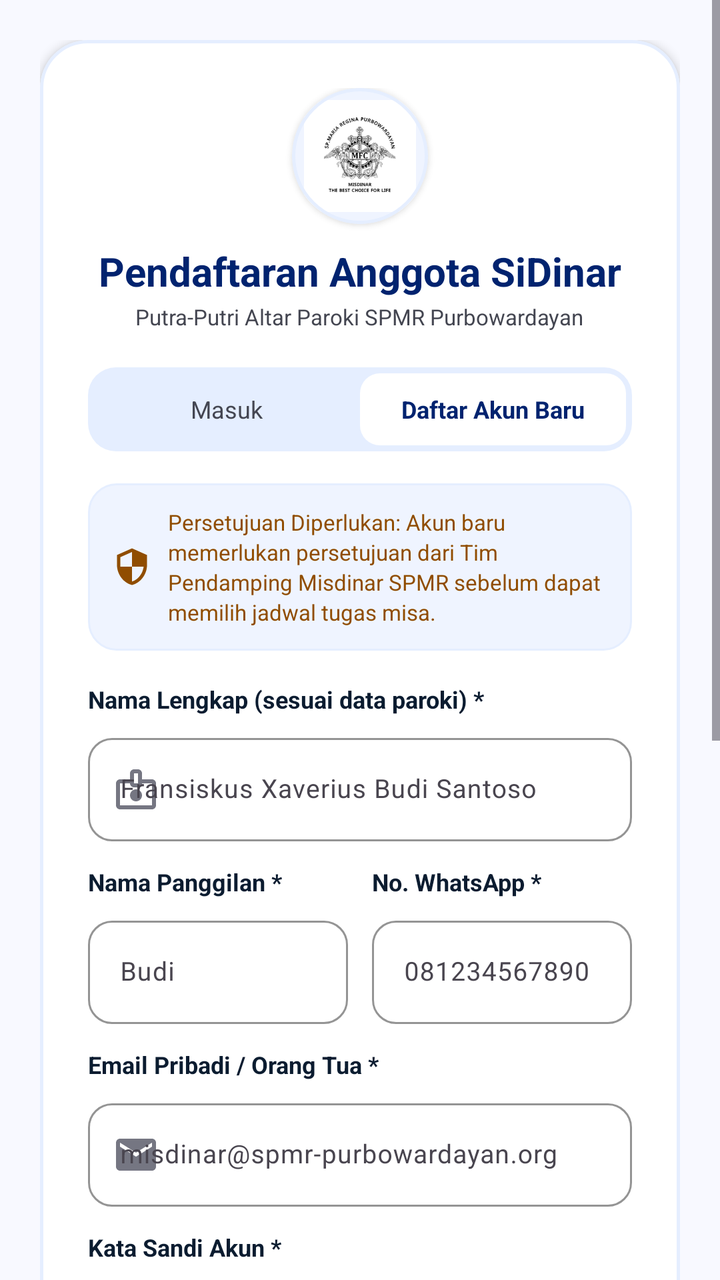
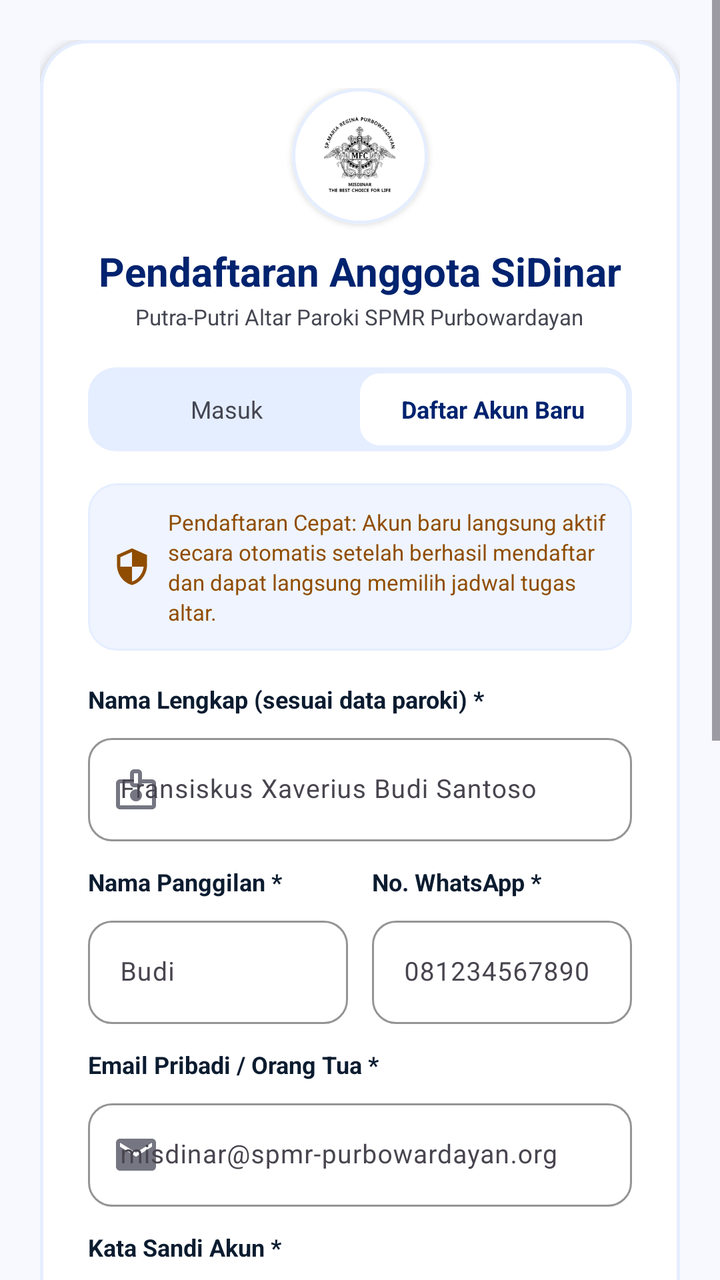

Two renders of the same Android screen: before a commit and after it. Below are the layout's source before the change and the commit's diff.
<!-- AndroidManifest.xml: application theme Theme.SiDinarRegina -->
<!-- res/layout/activity_register.xml -->
<?xml version="1.0" encoding="utf-8"?>
<ScrollView xmlns:android="http://schemas.android.com/apk/res/android"
    xmlns:app="http://schemas.android.com/apk/res-auto"
    android:layout_width="match_parent"
    android:layout_height="match_parent"
    android:fillViewport="true"
    android:background="@color/background">

    <LinearLayout
        android:layout_width="match_parent"
        android:layout_height="wrap_content"
        android:gravity="center"
        android:orientation="vertical"
        android:padding="20dp">

        
        <com.google.android.material.card.MaterialCardView
            android:layout_width="match_parent"
            android:layout_height="wrap_content"
            app:cardCornerRadius="24dp"
            app:cardElevation="3dp"
            app:strokeColor="@color/surface_container"
            app:strokeWidth="1.5dp"
            app:cardBackgroundColor="@color/surface_container_lowest">

            <LinearLayout
                android:layout_width="match_parent"
                android:layout_height="wrap_content"
                android:orientation="vertical"
                android:padding="24dp">

                
                <LinearLayout
                    android:layout_width="match_parent"
                    android:layout_height="wrap_content"
                    android:gravity="center_horizontal"
                    android:orientation="vertical">

                    <com.google.android.material.card.MaterialCardView
                        android:layout_width="68dp"
                        android:layout_height="68dp"
                        app:cardCornerRadius="34dp"
                        app:cardElevation="2dp"
                        app:strokeColor="@color/surface_container"
                        app:strokeWidth="1.5dp"
                        app:cardBackgroundColor="@color/surface_container_low">

                        <ImageView
                            android:layout_width="match_parent"
                            android:layout_height="match_parent"
                            android:padding="6dp"
                            android:src="@drawable/logo_misdinar"
                            android:contentDescription="Logo Misdinar SPMR" />
                    </com.google.android.material.card.MaterialCardView>

                    <TextView
                        android:layout_width="wrap_content"
                        android:layout_height="wrap_content"
                        android:layout_marginTop="10dp"
                        android:text="Pendaftaran Anggota SiDinar"
                        android:textColor="@color/primary"
                        android:textSize="20sp"
                        android:textStyle="bold" />

                    <TextView
                        android:layout_width="wrap_content"
                        android:layout_height="wrap_content"
                        android:layout_marginTop="2dp"
                        android:text="Putra-Putri Altar Paroki SPMR Purbowardayan"
                        android:textColor="@color/on_surface_variant"
                        android:textSize="11sp" />
                </LinearLayout>

                
                <LinearLayout
                    android:layout_width="match_parent"
                    android:layout_height="42dp"
                    android:layout_marginTop="18dp"
                    android:background="@drawable/bg_segmented_container"
                    android:padding="3dp"
                    android:orientation="horizontal">

                    
                    <TextView
                        android:id="@+id/btnBackToLogin"
                        android:layout_width="0dp"
                        android:layout_height="match_parent"
                        android:layout_weight="1"
                        android:gravity="center"
                        android:text="Masuk"
                        android:textColor="@color/on_surface_variant"
                        android:textSize="12sp"
                        android:clickable="true"
                        android:focusable="true" />

                    
                    <TextView
                        android:layout_width="0dp"
                        android:layout_height="match_parent"
                        android:layout_weight="1"
                        android:background="@drawable/bg_segmented_selected"
                        android:gravity="center"
                        android:text="Daftar Akun Baru"
                        android:textColor="@color/primary"
                        android:textSize="12sp"
                        android:textStyle="bold" />
                </LinearLayout>

                
                <LinearLayout
                    android:layout_width="match_parent"
                    android:layout_height="wrap_content"
                    android:layout_marginTop="16dp"
                    android:background="@drawable/bg_card_low"
                    android:gravity="center_vertical"
                    android:orientation="horizontal"
                    android:padding="12dp">

                    <ImageView
                        android:layout_width="20dp"
                        android:layout_height="20dp"
                        android:src="@drawable/ic_admin"
                        app:tint="@color/secondary" />

                    <TextView
                        android:layout_width="0dp"
                        android:layout_height="wrap_content"
                        android:layout_marginStart="8dp"
                        android:layout_weight="1"
                        android:lineSpacingExtra="2dp"
                        android:text="Persetujuan Diperlukan: Akun baru memerlukan persetujuan dari Tim Pendamping Misdinar SPMR sebelum dapat memilih jadwal tugas misa."
                        android:textColor="@color/secondary"
                        android:textSize="11sp" />
                </LinearLayout>

                
                <LinearLayout
                    android:layout_width="match_parent"
                    android:layout_height="wrap_content"
                    android:layout_marginTop="16dp"
                    android:orientation="vertical">

                    
                    <TextView
                        android:layout_width="wrap_content"
                        android:layout_height="wrap_content"
                        android:text="Nama Lengkap (sesuai data paroki) *"
                        android:textColor="@color/on_surface"
                        android:textSize="12sp"
                        android:textStyle="bold" />

                    <com.google.android.material.textfield.TextInputLayout
                        android:id="@+id/tilNamaLengkap"
                        style="@style/Widget.Material3.TextInputLayout.OutlinedBox"
                        android:layout_width="match_parent"
                        android:layout_height="wrap_content"
                        android:layout_marginTop="6dp"
                        app:startIconDrawable="@drawable/ic_badge"
                        app:startIconTint="@color/outline"
                        app:boxStrokeColor="@color/primary"
                        app:boxCornerRadiusTopStart="12dp"
                        app:boxCornerRadiusTopEnd="12dp"
                        app:boxCornerRadiusBottomStart="12dp"
                        app:boxCornerRadiusBottomEnd="12dp">

                        <com.google.android.material.textfield.TextInputEditText
                            android:id="@+id/etNamaLengkap"
                            android:layout_width="match_parent"
                            android:layout_height="wrap_content"
                            android:hint="Fransiskus Xaverius Budi Santoso"
                            android:inputType="textPersonName"
                            android:textSize="13sp" />
                    </com.google.android.material.textfield.TextInputLayout>

                    
                    <LinearLayout
                        android:layout_width="match_parent"
                        android:layout_height="wrap_content"
                        android:layout_marginTop="12dp"
                        android:orientation="horizontal">

                        
                        <LinearLayout
                            android:layout_width="0dp"
                            android:layout_height="wrap_content"
                            android:layout_weight="1"
                            android:layout_marginEnd="6dp"
                            android:orientation="vertical">

                            <TextView
                                android:layout_width="wrap_content"
                                android:layout_height="wrap_content"
                                android:text="Nama Panggilan *"
                                android:textColor="@color/on_surface"
                                android:textSize="12sp"
                                android:textStyle="bold" />

                            <com.google.android.material.textfield.TextInputLayout
                                android:id="@+id/tilNamaPanggilan"
                                style="@style/Widget.Material3.TextInputLayout.OutlinedBox"
                                android:layout_width="match_parent"
                                android:layout_height="wrap_content"
                                android:layout_marginTop="6dp"
                                app:boxStrokeColor="@color/primary"
                                app:boxCornerRadiusTopStart="12dp"
                                app:boxCornerRadiusTopEnd="12dp"
                                app:boxCornerRadiusBottomStart="12dp"
                                app:boxCornerRadiusBottomEnd="12dp">

                                <com.google.android.material.textfield.TextInputEditText
                                    android:id="@+id/etNamaPanggilan"
                                    android:layout_width="match_parent"
                                    android:layout_height="wrap_content"
                                    android:hint="Budi"
                                    android:inputType="textPersonName"
                                    android:textSize="13sp" />
                            </com.google.android.material.textfield.TextInputLayout>
                        </LinearLayout>

                        
                        <LinearLayout
                            android:layout_width="0dp"
                            android:layout_height="wrap_content"
                            android:layout_weight="1"
                            android:layout_marginStart="6dp"
                            android:orientation="vertical">

                            <TextView
                                android:layout_width="wrap_content"
                                android:layout_height="wrap_content"
                                android:text="No. WhatsApp *"
                                android:textColor="@color/on_surface"
                                android:textSize="12sp"
                                android:textStyle="bold" />

                            <com.google.android.material.textfield.TextInputLayout
                                android:id="@+id/tilPhone"
                                style="@style/Widget.Material3.TextInputLayout.OutlinedBox"
                                android:layout_width="match_parent"
                                android:layout_height="wrap_content"
                                android:layout_marginTop="6dp"
                                app:boxStrokeColor="@color/primary"
                                app:boxCornerRadiusTopStart="12dp"
                                app:boxCornerRadiusTopEnd="12dp"
                                app:boxCornerRadiusBottomStart="12dp"
                                app:boxCornerRadiusBottomEnd="12dp">

                                <com.google.android.material.textfield.TextInputEditText
                                    android:id="@+id/etPhone"
                                    android:layout_width="match_parent"
                                    android:layout_height="wrap_content"
                                    android:hint="081234567890"
                                    android:inputType="phone"
                                    android:textSize="13sp" />
                            </com.google.android.material.textfield.TextInputLayout>
                        </LinearLayout>
                    </LinearLayout>

                    
                    <TextView
                        android:layout_width="wrap_content"
                        android:layout_height="wrap_content"
                        android:layout_marginTop="12dp"
                        android:text="Email Pribadi / Orang Tua *"
                        android:textColor="@color/on_surface"
                        android:textSize="12sp"
                        android:textStyle="bold" />

                    <com.google.android.material.textfield.TextInputLayout
                        android:id="@+id/tilEmail"
                        style="@style/Widget.Material3.TextInputLayout.OutlinedBox"
                        android:layout_width="match_parent"
                        android:layout_height="wrap_content"
                        android:layout_marginTop="6dp"
                        app:startIconDrawable="@drawable/ic_mail"
                        app:startIconTint="@color/outline"
                        app:boxStrokeColor="@color/primary"
                        app:boxCornerRadiusTopStart="12dp"
                        app:boxCornerRadiusTopEnd="12dp"
                        app:boxCornerRadiusBottomStart="12dp"
                        app:boxCornerRadiusBottomEnd="12dp">

                        <com.google.android.material.textfield.TextInputEditText
                            android:id="@+id/etEmail"
                            android:layout_width="match_parent"
                            android:layout_height="wrap_content"
                            android:hint="misdinar@spmr-purbowardayan.org"
                            android:inputType="textEmailAddress"
                            android:textSize="13sp" />
                    </com.google.android.material.textfield.TextInputLayout>

                    
                    <TextView
                        android:layout_width="wrap_content"
                        android:layout_height="wrap_content"
                        android:layout_marginTop="12dp"
                        android:text="Kata Sandi Akun *"
                        android:textColor="@color/on_surface"
                        android:textSize="12sp"
                        android:textStyle="bold" />

                    <com.google.android.material.textfield.TextInputLayout
                        android:id="@+id/tilPassword"
                        style="@style/Widget.Material3.TextInputLayout.OutlinedBox"
                        android:layout_width="match_parent"
                        android:layout_height="wrap_content"
                        android:layout_marginTop="6dp"
                        app:startIconDrawable="@drawable/ic_lock"
                        app:startIconTint="@color/outline"
                        app:passwordToggleEnabled="true"
                        app:boxStrokeColor="@color/primary"
                        app:boxCornerRadiusTopStart="12dp"
                        app:boxCornerRadiusTopEnd="12dp"
                        app:boxCornerRadiusBottomStart="12dp"
                        app:boxCornerRadiusBottomEnd="12dp">

                        <com.google.android.material.textfield.TextInputEditText
                            android:id="@+id/etPassword"
                            android:layout_width="match_parent"
                            android:layout_height="wrap_content"
                            android:hint="Min. 6 karakter"
                            android:inputType="textPassword"
                            android:textSize="13sp" />
                    </com.google.android.material.textfield.TextInputLayout>

                    
                    <TextView
                        android:layout_width="wrap_content"
                        android:layout_height="wrap_content"
                        android:layout_marginTop="12dp"
                        android:text="Asal Wilayah &amp; Lingkungan *"
                        android:textColor="@color/on_surface"
                        android:textSize="12sp"
                        android:textStyle="bold" />

                    <com.google.android.material.textfield.TextInputLayout
                        android:id="@+id/tilWilayah"
                        style="@style/Widget.Material3.TextInputLayout.OutlinedBox"
                        android:layout_width="match_parent"
                        android:layout_height="wrap_content"
                        android:layout_marginTop="6dp"
                        app:boxStrokeColor="@color/primary"
                        app:boxCornerRadiusTopStart="12dp"
                        app:boxCornerRadiusTopEnd="12dp"
                        app:boxCornerRadiusBottomStart="12dp"
                        app:boxCornerRadiusBottomEnd="12dp">

                        <com.google.android.material.textfield.TextInputEditText
                            android:id="@+id/etWilayah"
                            android:layout_width="match_parent"
                            android:layout_height="wrap_content"
                            android:hint="Contoh: Jebres Barat, C2 Santa Rosa de Lima"
                            android:inputType="text"
                            android:textSize="13sp" />
                    </com.google.android.material.textfield.TextInputLayout>

                    
                    <TextView
                        android:layout_width="wrap_content"
                        android:layout_height="wrap_content"
                        android:layout_marginTop="12dp"
                        android:text="Jenjang Pendidikan *"
                        android:textColor="@color/on_surface"
                        android:textSize="12sp"
                        android:textStyle="bold" />

                    <com.google.android.material.textfield.TextInputLayout
                        android:id="@+id/tilJenjang"
                        style="@style/Widget.Material3.TextInputLayout.OutlinedBox.ExposedDropdownMenu"
                        android:layout_width="match_parent"
                        android:layout_height="wrap_content"
                        android:layout_marginTop="6dp"
                        app:boxStrokeColor="@color/primary"
                        app:boxCornerRadiusTopStart="12dp"
                        app:boxCornerRadiusTopEnd="12dp"
                        app:boxCornerRadiusBottomStart="12dp"
                        app:boxCornerRadiusBottomEnd="12dp">

                        <AutoCompleteTextView
                            android:id="@+id/actvJenjang"
                            android:layout_width="match_parent"
                            android:layout_height="wrap_content"
                            android:hint="Pilih Jenjang Sekolah"
                            android:inputType="none"
                            android:textSize="13sp" />
                    </com.google.android.material.textfield.TextInputLayout>

                    
                    <com.google.android.material.checkbox.MaterialCheckBox
                        android:id="@+id/cbCommitment"
                        android:layout_width="match_parent"
                        android:layout_height="wrap_content"
                        android:layout_marginTop="14dp"
                        android:text="Saya berkomitmen melayani perayaan Ekaristi dengan tertib, hadir 30 menit sebelum misa, dan mematuhi Tata Tertib Misdinar SPMR."
                        android:textSize="12sp"
                        android:textColor="@color/on_surface_variant" />

                    
                    <ProgressBar
                        android:id="@+id/progressBar"
                        android:layout_width="wrap_content"
                        android:layout_height="wrap_content"
                        android:layout_gravity="center"
                        android:layout_marginTop="12dp"
                        android:visibility="gone" />

                    
                    <com.google.android.material.button.MaterialButton
                        android:id="@+id/btnRegister"
                        android:layout_width="match_parent"
                        android:layout_height="50dp"
                        android:layout_marginTop="16dp"
                        android:text="Kirim Formulir Pendaftaran"
                        android:textSize="13sp"
                        android:textStyle="bold"
                        app:icon="@drawable/ic_check_circle"
                        app:iconGravity="textStart"
                        app:iconSize="18dp"
                        app:cornerRadius="12dp"
                        android:backgroundTint="@color/primary"
                        android:textColor="@color/on_primary" />
                </LinearLayout>

                
                <View
                    android:layout_width="match_parent"
                    android:layout_height="1dp"
                    android:layout_marginTop="20dp"
                    android:background="@color/surface_container" />

                <TextView
                    android:layout_width="match_parent"
                    android:layout_height="wrap_content"
                    android:layout_marginTop="12dp"
                    android:gravity="center"
                    android:text="© 2026 Misdinar Purbowardayan • SiDinar Regina"
                    android:textColor="@color/on_surface_variant"
                    android:textSize="10sp" />

            </LinearLayout>
        </com.google.android.material.card.MaterialCardView>

    </LinearLayout>
</ScrollView>
<!-- resources referenced by this layout -->
<resources>
  <color name="background">#F8F9FF</color>
  <color name="on_primary">#FFFFFF</color>
  <color name="on_surface">#0B1C30</color>
  <color name="on_surface_variant">#444651</color>
  <color name="outline">#757682</color>
  <color name="primary">#00236F</color>
  <color name="secondary">#904D00</color>
  <color name="surface_container">#E5EEFF</color>
  <color name="surface_container_low">#EFF4FF</color>
  <color name="surface_container_lowest">#FFFFFF</color>
  <!-- drawable bg_card_low (drawable) -->
  <?xml version="1.0" encoding="utf-8"?>
  <shape xmlns:android="http://schemas.android.com/apk/res/android"
      android:shape="rectangle">
      <solid android:color="@color/surface_container_low" />
      <stroke
          android:width="1dp"
          android:color="@color/surface_container" />
      <corners android:radius="14dp" />
  </shape>
  <!-- drawable bg_segmented_container (drawable) -->
  <?xml version="1.0" encoding="utf-8"?>
  <shape xmlns:android="http://schemas.android.com/apk/res/android"
      android:shape="rectangle">
      <solid android:color="@color/surface_container" />
      <corners android:radius="14dp" />
  </shape>
  <!-- drawable bg_segmented_selected (drawable) -->
  <?xml version="1.0" encoding="utf-8"?>
  <shape xmlns:android="http://schemas.android.com/apk/res/android"
      android:shape="rectangle">
      <solid android:color="@color/surface_container_lowest" />
      <corners android:radius="10dp" />
  </shape>
  <!-- drawable ic_admin (drawable) -->
  <vector xmlns:android="http://schemas.android.com/apk/res/android"
      android:width="24dp"
      android:height="24dp"
      android:viewportWidth="24"
      android:viewportHeight="24">
    <path
        android:fillColor="@android:color/white"
        android:pathData="M12,1L3,5v6c0,5.55 3.84,10.74 9,12 5.16,-1.26 9,-6.45 9,-12V5l-9,-4zm0,10.99h7c-0.53,4.12 -3.28,7.79 -7,8.94V12H5V6.3l7,-3.11v8.8z"/>
  </vector>
  <!-- drawable ic_check_circle (drawable) -->
  <vector xmlns:android="http://schemas.android.com/apk/res/android"
      android:width="24dp"
      android:height="24dp"
      android:viewportWidth="24"
      android:viewportHeight="24">
    <path
        android:fillColor="@android:color/white"
        android:pathData="M12,2C6.48,2 2,6.48 2,12s4.48,10 10,10 10,-4.48 10,-10S17.52,2 12,2zM10,17l-5,-5 1.41,-1.41L10,14.17l7.59,-7.59L19,8l-9,9z"/>
  </vector>
  <!-- drawable ic_lock (drawable) -->
  <vector xmlns:android="http://schemas.android.com/apk/res/android"
      android:width="24dp"
      android:height="24dp"
      android:viewportWidth="24"
      android:viewportHeight="24">
    <path
        android:fillColor="@android:color/white"
        android:pathData="M18,8h-1V6c0,-2.76 -2.24,-5 -5,-5S7,3.24 7,6v2H6c-1.1,0 -2,0.9 -2,2v10c0,1.1 0.9,2 2,2h12c1.1,0 2,-0.9 2,-2V10c0,-1.1 -0.9,-2 -2,-2zm-6,9c-1.1,0 -2,-0.9 -2,-2s0.9,-2 2,-2 2,0.9 2,2 -0.9,2 -2,2zm3.1,-9H8.9V6c0,-1.71 1.39,-3.1 3.1,-3.1 1.71,0 3.1,1.39 3.1,3.1v2z"/>
  </vector>
  <!-- drawable ic_mail (drawable) -->
  <vector xmlns:android="http://schemas.android.com/apk/res/android"
      android:width="24dp"
      android:height="24dp"
      android:viewportWidth="24"
      android:viewportHeight="24">
    <path
        android:fillColor="@android:color/white"
        android:pathData="M20,4H4c-1.1,0 -1.99,0.9 -1.99,2L2,18c0,1.1 0.9,2 2,2h16c1.1,0 2,-0.9 2,-2V6c0,-1.1 -0.9,-2 -2,-2zm0,4l-8,5 -8,-5V6l8,5 8,-5v2z"/>
  </vector>
  <!-- drawable logo_misdinar: png bitmap (drawable, 8336 bytes) -->
  <style name="Theme.SiDinarRegina" parent="Theme.Material3.DayNight.NoActionBar">
          <item name="colorPrimary">@color/primary</item>
          <item name="colorSecondary">@color/secondary</item>
          <item name="android:statusBarColor">@color/primary</item>
          <item name="android:navigationBarColor">@color/background</item>
          <item name="android:windowBackground">@color/background</item>
      </style>
  <!-- unchanged entries left out for length: 1 -->
</resources>

<!-- the commit's change to res/layout/activity_register.xml (unified diff, before → after) -->
@@ -43,12 +43,13 @@
                         app:cardElevation="2dp"
                         app:strokeColor="@color/surface_container"
                         app:strokeWidth="1.5dp"
-                        app:cardBackgroundColor="@color/surface_container_low">
+                        app:cardBackgroundColor="@color/surface_container_lowest">
 
                         <ImageView
                             android:layout_width="match_parent"
                             android:layout_height="match_parent"
                             android:padding="6dp"
+                            android:scaleType="fitCenter"
                             android:src="@drawable/logo_misdinar"
                             android:contentDescription="Logo Misdinar SPMR" />
                     </com.google.android.material.card.MaterialCardView>
@@ -128,7 +129,7 @@
                         android:layout_marginStart="8dp"
                         android:layout_weight="1"
                         android:lineSpacingExtra="2dp"
-                        android:text="Persetujuan Diperlukan: Akun baru memerlukan persetujuan dari Tim Pendamping Misdinar SPMR sebelum dapat memilih jadwal tugas misa."
+                        android:text="Pendaftaran Cepat: Akun baru langsung aktif secara otomatis setelah berhasil mendaftar dan dapat langsung memilih jadwal tugas altar."
                         android:textColor="@color/secondary"
                         android:textSize="11sp" />
                 </LinearLayout>
<!-- resource entries referenced after the edit -->
@@ -74,7 +74,7 @@
         android:fillColor="@android:color/white"
         android:pathData="M20,4H4c-1.1,0 -1.99,0.9 -1.99,2L2,18c0,1.1 0.9,2 2,2h16c1.1,0 2,-0.9 2,-2V6c0,-1.1 -0.9,-2 -2,-2zm0,4l-8,5 -8,-5V6l8,5 8,-5v2z"/>
   </vector>
-  <!-- drawable logo_misdinar: png bitmap (drawable, 8336 bytes) -->
+  <!-- drawable logo_misdinar: png bitmap (drawable, 22460 bytes) -->
   <style name="Theme.SiDinarRegina" parent="Theme.Material3.DayNight.NoActionBar">
           <item name="colorPrimary">@color/primary</item>
           <item name="colorSecondary">@color/secondary</item>
